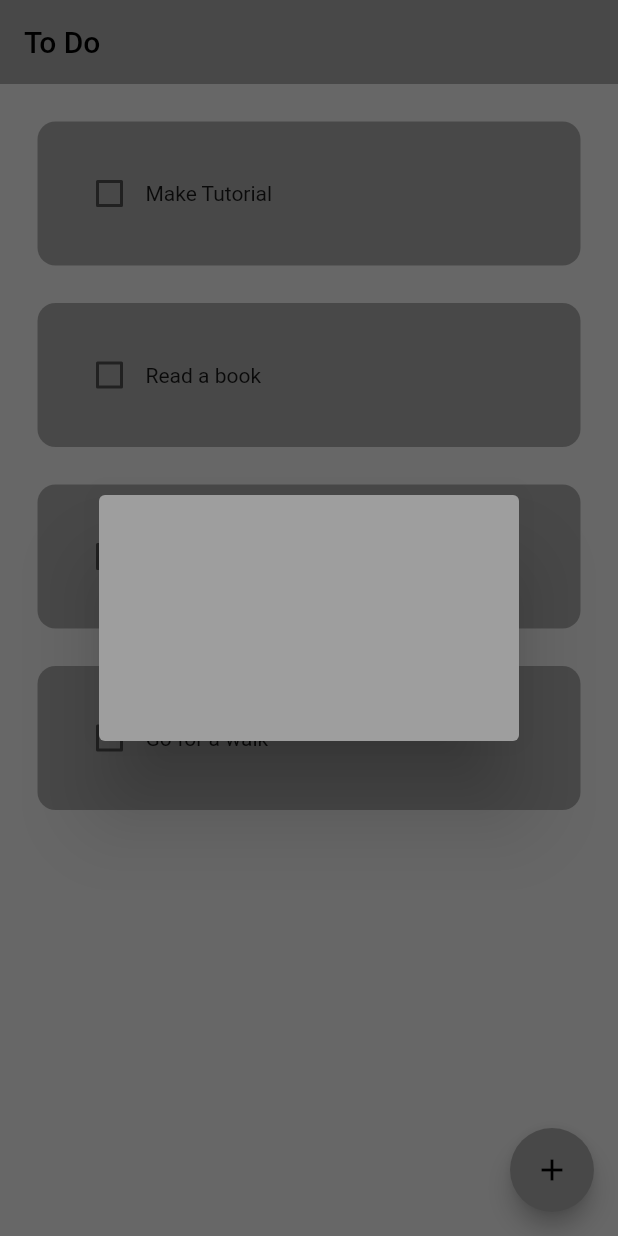
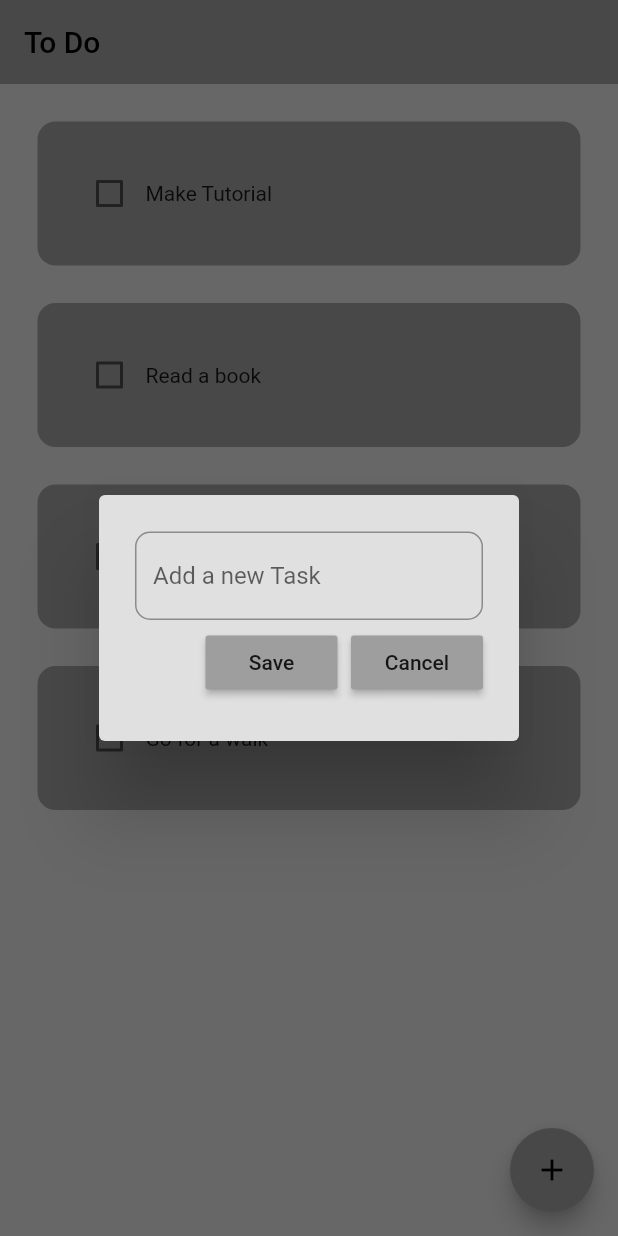
Before and after one commit to sambitskr/Codsoft, a Flutter app: the screen it shows after launch, after a tap on the "add" icon, on a phone screen of 412 x 824 dp. Run offline on Flutter 3.47's test engine with Material 2 defaults, Android fonts, the phone set to English and light mode, and no system bars.

Commit message:
buttons created in alert box

```diff
--- a/To_Do_List/lib/util/dialog_box.dart
+++ b/To_Do_List/lib/util/dialog_box.dart
@@ -1,4 +1,5 @@
 import 'package:flutter/material.dart';
+import 'package:to_do_list/util/my_button.dart';
 
 class DialogBox extends StatelessWidget {
   const DialogBox({super.key});
@@ -6,9 +7,44 @@ class DialogBox extends StatelessWidget {
   @override
   Widget build(BuildContext context) {
     return AlertDialog(
-      backgroundColor: Colors.grey,
+      backgroundColor: Colors.grey[300],
       content: Container(
         height: 120,
+        child: Column(
+          mainAxisAlignment: MainAxisAlignment.spaceEvenly,
+          children: [
+            // get user inout
+            TextField(
+              decoration: InputDecoration(
+                border: OutlineInputBorder(
+                  borderRadius: BorderRadius.circular(10),
+                ),
+                hintText: "Add a new Task",
+              ),
+            ),
+
+            // buttons -> save + cancel
+            Row(
+              mainAxisAlignment: MainAxisAlignment.end,
+              children: [
+                // save button
+                MyButton(
+                  text: "Save",
+                  onPressed: () {},
+                ),
+                const SizedBox(
+                  width: 9,
+                ),
+
+                // cancel button
+                MyButton(
+                  text: "Cancel",
+                  onPressed: () {},
+                ),
+              ],
+            ),
+          ],
+        ),
       ),
     );
   }
--- /dev/null
+++ b/To_Do_List/lib/util/my_button.dart
@@ -0,0 +1,21 @@
+import 'package:flutter/material.dart';
+
+class MyButton extends StatelessWidget {
+  final String text;
+  VoidCallback onPressed;
+
+  MyButton({
+    super.key,
+    required this.text,
+    required this.onPressed,
+  });
+
+  @override
+  Widget build(BuildContext context) {
+    return MaterialButton(
+      onPressed: onPressed,
+      color: Theme.of(context).primaryColor,
+      child: Text(text),
+    );
+  }
+}
```
